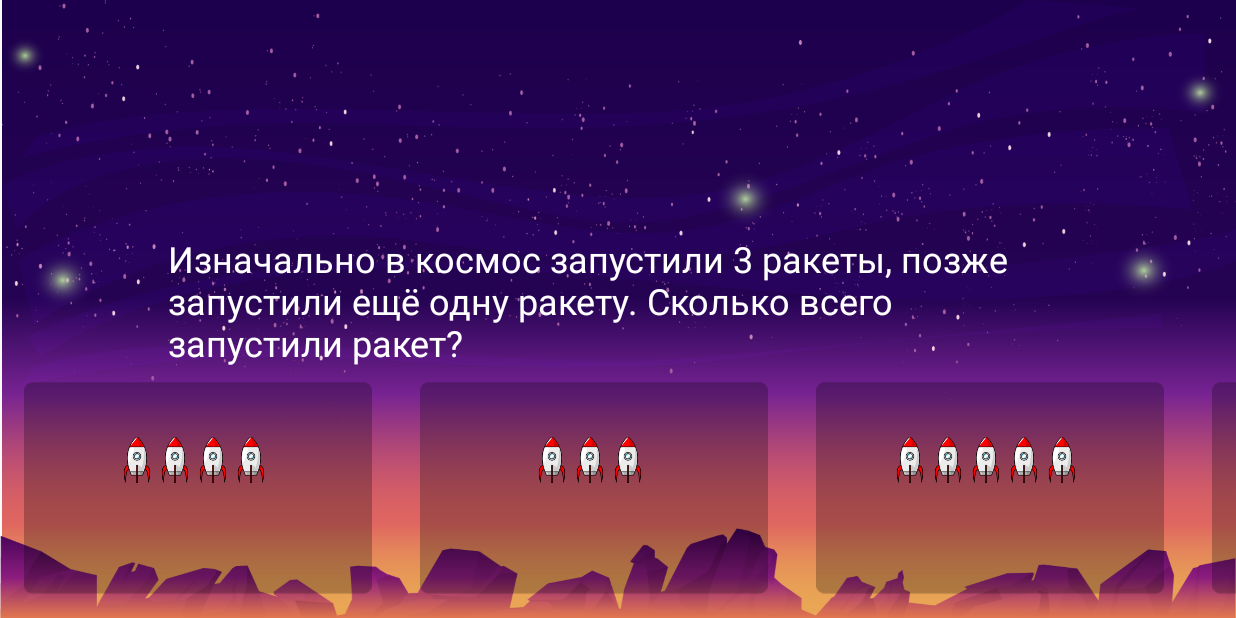
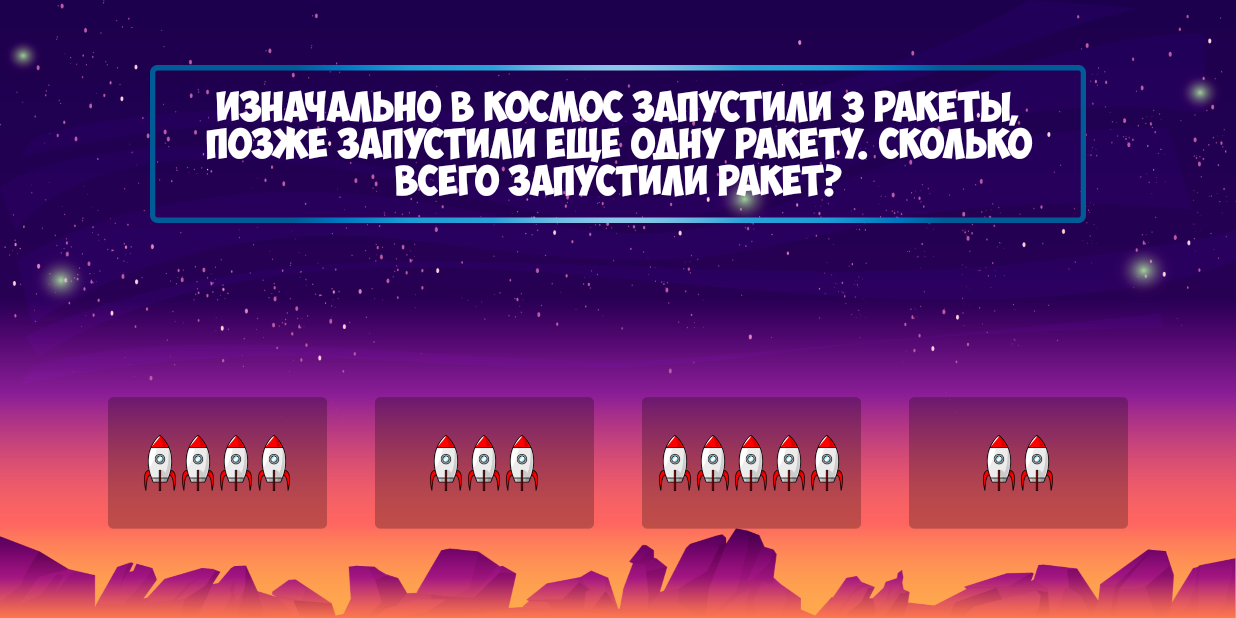
Before and after one commit to MoonShineTeam/FlyToSpace, an Android app: the GameMap screen opened directly, with no data from a screen before it, after a tap on "Здесь должна быть карта", on a phone screen of 824 x 412 dp (held sideways). Run offline under Robolectric (Android 15) with nearby library versions, the phone set to English and light mode, and no system bars.

Commit message:
Updated design for Level 1.

```diff
--- a/app/build.gradle
+++ b/app/build.gradle
@@ -25,11 +25,10 @@ android {
 dependencies {
     implementation fileTree(dir: "libs", include: ["*.jar"])
     implementation 'androidx.appcompat:appcompat:1.2.0'
-    implementation 'androidx.constraintlayout:constraintlayout:2.0.1'
+    implementation 'androidx.constraintlayout:constraintlayout:2.0.4'
     implementation 'androidx.recyclerview:recyclerview:1.1.0'
     implementation 'androidx.cardview:cardview:1.0.0'
     testImplementation 'junit:junit:4.12'
     androidTestImplementation 'androidx.test.ext:junit:1.1.2'
     androidTestImplementation 'androidx.test.espresso:espresso-core:3.3.0'
-
 }
--- a/app/src/main/java/ru/moonshine/flytospace/MainGameActivity.java
+++ b/app/src/main/java/ru/moonshine/flytospace/MainGameActivity.java
@@ -39,7 +39,7 @@ public class MainGameActivity extends AppCompatActivity {
 
         setContentView(R.layout.level_easy_layout);
         Utils.setFullScreenMode(this);
-        taskTextView = findViewById(R.id.task_easy_textview);
+        taskTextView = findViewById(R.id.task_easy_text_view);
         taskTextView.setText(task.getTaskText());
         //TODO: Здесь будет работа с графическими элементами
 
--- a/app/src/main/java/ru/moonshine/flytospace/adapters/AnswersAdapter.java
+++ b/app/src/main/java/ru/moonshine/flytospace/adapters/AnswersAdapter.java
@@ -26,7 +26,7 @@ public class AnswersAdapter extends RecyclerView.Adapter<AnswersAdapter.ViewHold
     @NonNull
     @Override
     public ViewHolder onCreateViewHolder(@NonNull ViewGroup parent, int viewType) {
-        View view = inflater.inflate(R.layout.answer_item, parent, false);
+        View view = inflater.inflate(R.layout.answer_boxes, parent, false);
         return new ViewHolder(view);
     }
 
@@ -48,7 +48,7 @@ public class AnswersAdapter extends RecyclerView.Adapter<AnswersAdapter.ViewHold
         @SuppressLint("ResourceType")
         ViewHolder(View view) {
             super(view);
-            recyclerView = view.findViewById(R.id.answer_items);
+            recyclerView = view.findViewById(R.id.answer_box_items);
         }
     }
 
--- a/app/src/main/res/layout/answer_box_items.xml
+++ b/app/src/main/res/layout/answer_box_items.xml
@@ -2,15 +2,16 @@
 <androidx.constraintlayout.widget.ConstraintLayout
     xmlns:android="http://schemas.android.com/apk/res/android"
     xmlns:tools="http://schemas.android.com/tools"
-    android:layout_width="25dp"
-    android:layout_height="212px">
+    android:layout_width="wrap_content"
+    android:layout_height="wrap_content">
 
     <ImageView
         android:id="@+id/answer_box_item"
-        android:layout_width="wrap_content"
-        android:layout_height="wrap_content"
-        android:paddingLeft="-5dp"
+        android:layout_width="25dp"
+        android:layout_height="60dp"
+        android:paddingStart="-6dp"
+        android:paddingEnd="-6dp"
         android:src="@drawable/rocket"
-        tools:ignore="MissingConstraints,RtlSymmetry" />
+        tools:ignore="ContentDescription,MissingConstraints,RtlSymmetry"/>
 
 </androidx.constraintlayout.widget.ConstraintLayout>
--- a/app/src/main/res/layout/answer_item.xml
+++ b/app/src/main/res/layout/answer_boxes.xml
@@ -1,31 +1,36 @@
 <?xml version="1.0" encoding="utf-8"?>
-<LinearLayout xmlns:android="http://schemas.android.com/apk/res/android"
+<LinearLayout
+    xmlns:android="http://schemas.android.com/apk/res/android"
+    xmlns:app="http://schemas.android.com/apk/res-auto"
+    xmlns:tools="http://schemas.android.com/tools"
     android:layout_width="wrap_content"
     android:layout_height="wrap_content"
     android:padding="16dp">
 
-    <LinearLayout xmlns:android="http://schemas.android.com/apk/res/android"
-        xmlns:app="http://schemas.android.com/apk/res-auto"
-        xmlns:tools="http://schemas.android.com/tools"
-        android:layout_width="348px"
-        android:layout_height="212px"
+    <LinearLayout
+        android:layout_width="146dp"
+        android:layout_height="88dp"
         android:layout_gravity="center_horizontal"
         android:background="@drawable/task_frame"
-        android:orientation="vertical">
+        android:orientation="vertical"
+        tools:ignore="UselessParent">
 
         <LinearLayout
             android:layout_width="wrap_content"
             android:layout_height="match_parent"
-            android:layout_gravity="center">
+            android:layout_gravity="center"
+            tools:ignore="UselessParent">
 
             <androidx.recyclerview.widget.RecyclerView
-                android:id="@+id/answer_items"
+                android:id="@+id/answer_box_items"
+                android:paddingStart="5dp"
+                android:paddingEnd="5dp"
                 android:layout_width="wrap_content"
                 android:layout_height="wrap_content"
                 android:layout_gravity="center_vertical"
                 android:orientation="horizontal"
                 app:layoutManager="androidx.recyclerview.widget.LinearLayoutManager"
-                tools:ignore="MissingConstraints" />
+                tools:ignore="MissingConstraints,RtlSymmetry"/>
 
         </LinearLayout>
     </LinearLayout>
--- a/app/src/main/res/layout/level_easy_layout.xml
+++ b/app/src/main/res/layout/level_easy_layout.xml
@@ -13,26 +13,37 @@
         app:srcCompat="@drawable/level1_bg"
         tools:ignore="MissingConstraints" />
 
-    <TextView
-        android:id="@+id/task_easy_textview"
-        android:layout_width="600dp"
-        android:layout_height="100dp"
-        android:textColor="#FFFFFF"
-        android:textSize="24sp"
-        app:layout_constraintBottom_toBottomOf="@+id/level1_bg"
-        app:layout_constraintEnd_toEndOf="@+id/level1_bg"
-        app:layout_constraintStart_toStartOf="@+id/level1_bg"
-        app:layout_constraintTop_toTopOf="@+id/level1_bg"
-        tools:ignore="MissingConstraints" />
-
 
     <LinearLayout
         android:id="@+id/linearLayout"
         android:layout_width="match_parent"
         android:layout_height="wrap_content"
+        android:gravity="center_vertical"
         android:orientation="vertical"
         app:layout_constraintBottom_toBottomOf="@+id/level1_bg"
+        app:layout_constraintTop_toTopOf="@+id/level1_bg"
         tools:ignore="MissingConstraints">
+
+        <androidx.constraintlayout.widget.ConstraintLayout
+            android:layout_width="wrap_content"
+            android:layout_height="wrap_content"
+            android:layout_gravity="center_horizontal"
+            android:background="@drawable/task_text_frame"
+            android:padding="10dp"
+            android:layout_marginStart="100dp"
+            android:layout_marginEnd="100dp"
+            android:layout_marginBottom="100dp">
+
+            <TextView
+                android:id="@+id/task_easy_text_view"
+                android:layout_width="match_parent"
+                android:layout_height="wrap_content"
+                android:fontFamily="@font/obelix_pro"
+                android:textColor="#FFFFFF"
+                android:textSize="20sp"
+                android:textAlignment="center"
+                tools:ignore="MissingConstraints" />
+        </androidx.constraintlayout.widget.ConstraintLayout>
 
         <androidx.recyclerview.widget.RecyclerView
             android:id="@+id/answers_list"
--- a/app/src/main/res/values/strings.xml
+++ b/app/src/main/res/values/strings.xml
@@ -3,16 +3,17 @@
     <string name="bg_start_screen">bg_start_screen</string>
     <string name="bg_main_menu">bg_main_menu</string>
 
+    <!-- Текстовые поля, используемые для выхода из приложения -->
     <string name="exitTitle">Выйти из приложения?</string>
     <string name="exitMessage">Действительно выйти из приложения?</string>
     <string name="yes">Да</string>
     <string name="no">Нет</string>
 
+    <!-- Текстовые поля, используемые в названии кнопок в главном меню -->
     <string name="start_game">Начать игру</string>
     <string name="continue_game">Продолжить игру</string>
     <string name="start_test">Пройти тест</string>
 
-    <string name="main_menu">Здесь будет меню</string>
     <string name="game_map">Здесь должна быть карта</string>
 
     <string name="tapToContinue">Нажмите на экран, чтобы начать игру…</string>
--- a/app/src/main/res/xml/tasks.xml
+++ b/app/src/main/res/xml/tasks.xml
@@ -1,6 +1,6 @@
 <tasks>
     <task id="0" type="EASY">
-        <text>Изначально в космос запустили 3 ракеты, позже запустили ещё одну ракету. Сколько всего запустили ракет?</text>
+        <text>Изначально в космос запустили 3 ракеты, позже запустили еще одну ракету. Сколько всего запустили ракет?</text>
         <style>ROCKET</style>
         <equations>
             <equation>
```
Also changed, not shown: app/src/main/res/drawable/level1_bg.png.
